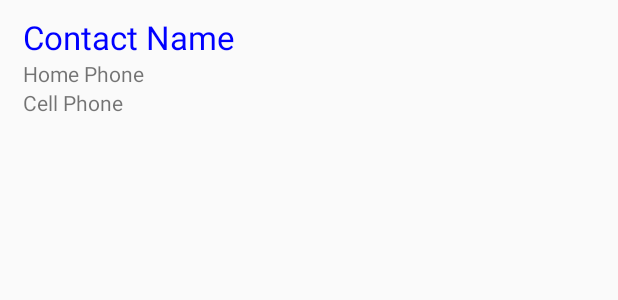
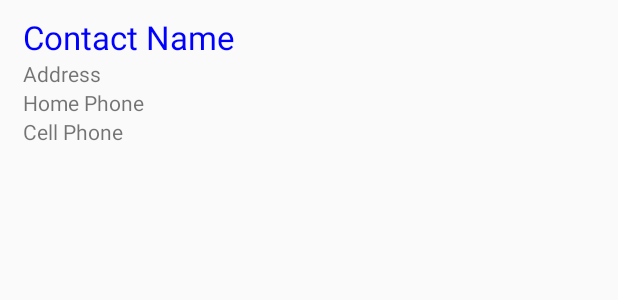
Before and after one commit to pkim17/MyContactList, an Android app: the layout list_item.xml on its own in the app's theme, with its tools: preview values and no code run, on a phone screen of 412 x 824 dp. Shown: the top 300 px of the screen. Run offline under Robolectric (Android 15) with nearby library versions, the phone set to English and light mode, and no system bars.

Commit message:
Exercise 6.3 to display Address

```diff
--- a/app/src/main/java/com/example/mycontactlist/ContactAdapter.java
+++ b/app/src/main/java/com/example/mycontactlist/ContactAdapter.java
@@ -66,11 +66,18 @@ public class ContactAdapter extends ArrayAdapter<Contact> {
 
             TextView contactName = (TextView) v.findViewById(R.id.textContactName);
             contactName.setText(contact.getContactName());
+
+//            Exercise 6.3 to display Address
+            TextView contactAddress = (TextView) v.findViewById(R.id.textListAddress);
+            contactAddress.setText(contact.getStreetAddress() + " " + contact.getCity() + " "
+                    + contact.getState() + " " + contact.getZipCode());
+
 //            Exercise 6.1 Display Home: # and Cell: #
             TextView contactHomeNumber = (TextView) v.findViewById(R.id.textHomeNumber);
             TextView contactCellNumber = (TextView) v.findViewById(R.id.textCellNumber);
             contactHomeNumber.setText("Home: " + contact.getPhoneNumber());
             contactCellNumber.setText("Cell: " + contact.getCellNumber());
+
             Button b = (Button) v.findViewById(R.id.buttonDeleteContact);
             b.setVisibility(View.INVISIBLE);
 //            ImageView bestFriendForever = (ImageView) v.findViewById(R.id.imageBestFriend);
--- a/app/src/main/res/layout/list_item.xml
+++ b/app/src/main/res/layout/list_item.xml
@@ -24,6 +24,17 @@
             android:textSize="@dimen/text_size_large" />
 
         <TextView
+            android:id="@+id/textListAddress"
+            android:layout_width="wrap_content"
+            android:layout_height="wrap_content"
+            android:layout_alignParentLeft="true"
+            android:layout_alignParentStart="true"
+            android:layout_marginLeft="15dp"
+            android:layout_marginStart="15dp"
+            android:layout_below="@+id/textContactName"
+            android:text="@string/textListAddress" />
+
+        <TextView
             android:id="@+id/textHomeNumber"
             android:layout_width="wrap_content"
             android:layout_height="wrap_content"
@@ -31,7 +42,7 @@
             android:layout_alignParentStart="true"
             android:layout_marginLeft="15dp"
             android:layout_marginStart="15dp"
-            android:layout_below="@+id/textContactName"
+            android:layout_below="@+id/textListAddress"
             android:text="@string/textHomeNumber" />
 
         <TextView
@@ -45,6 +56,7 @@
             android:layout_marginBottom="10dp"
             android:layout_below="@+id/textHomeNumber"
             android:text="@string/textCellNumber" />
+
 
 
 <!--        <ImageView-->
--- a/app/src/main/res/values/strings.xml
+++ b/app/src/main/res/values/strings.xml
@@ -36,6 +36,7 @@
     <string name="textContactName">Contact Name</string>
     <string name="textHomeNumber">Home Phone</string>
     <string name="textCellNumber">Cell Phone</string>
+    <string name="textListAddress">Address</string>
     <string name="textButtonDeleteContact">Delete</string>
 
 <!--Contact List Button Label-->
```
